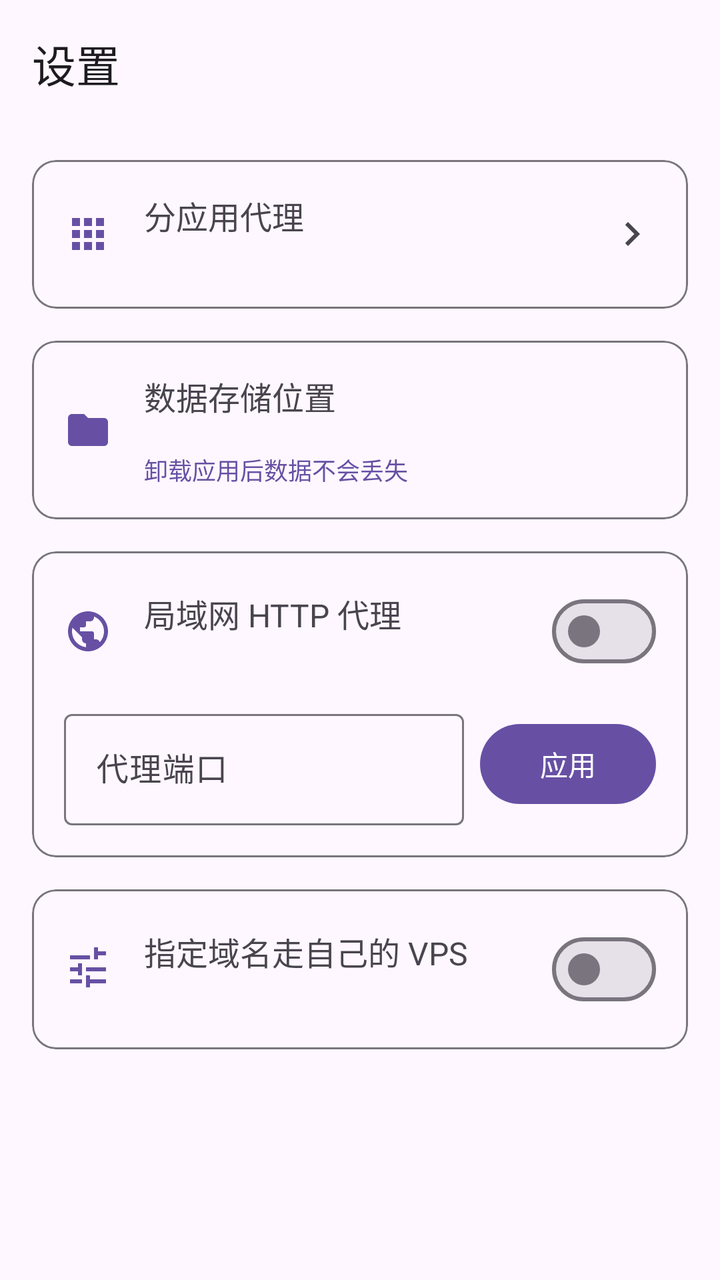
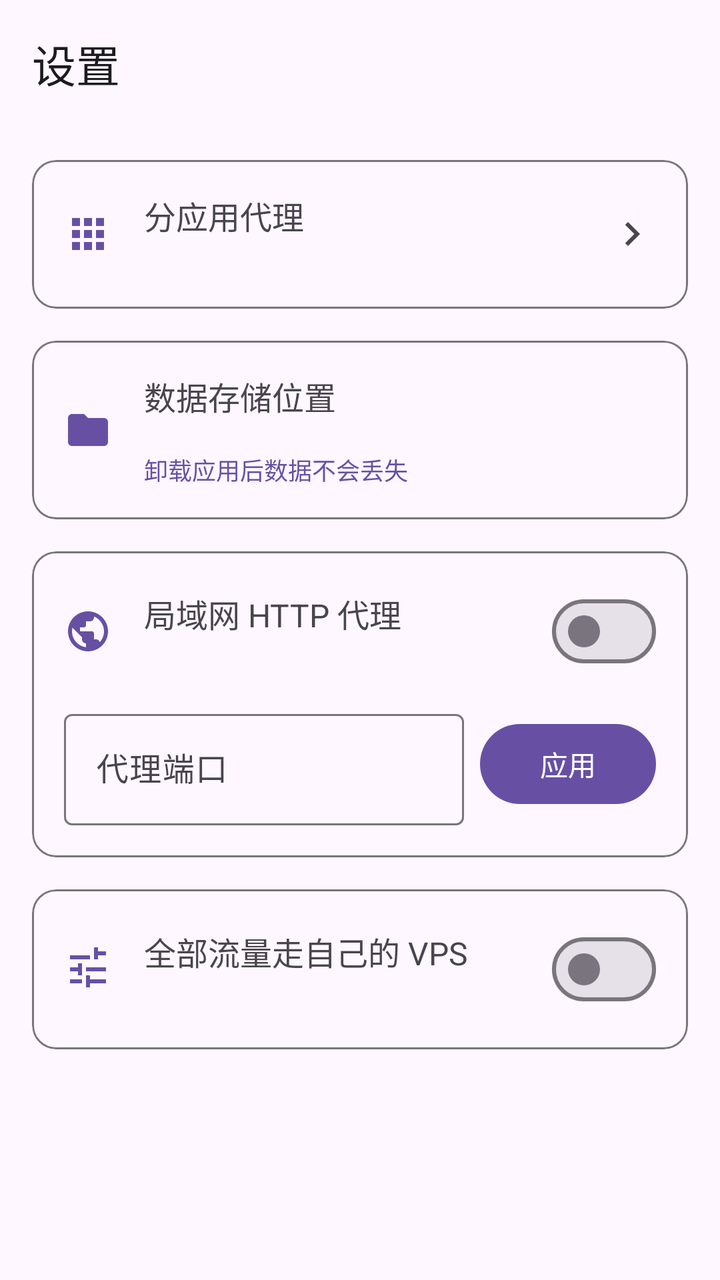

Before-and-after screenshots of an Android layout around one commit, followed by the original layout XML and the change that was made.
<!-- AndroidManifest.xml: application theme Theme.ClashMetaView -->
<!-- res/layout/fragment_settings.xml -->
<?xml version="1.0" encoding="utf-8"?>
<LinearLayout xmlns:android="http://schemas.android.com/apk/res/android"
    xmlns:app="http://schemas.android.com/apk/res-auto"
    android:layout_width="match_parent"
    android:layout_height="match_parent"
    android:orientation="vertical">

    <com.google.android.material.appbar.AppBarLayout
        android:layout_width="match_parent"
        android:layout_height="wrap_content">

        <com.google.android.material.appbar.MaterialToolbar
            android:id="@+id/toolbar"
            android:layout_width="match_parent"
            android:layout_height="?attr/actionBarSize"
            app:title="设置" />
    </com.google.android.material.appbar.AppBarLayout>

    
    <ScrollView
        android:layout_width="match_parent"
        android:layout_height="match_parent"
        android:fillViewport="true">

    <LinearLayout
        android:layout_width="match_parent"
        android:layout_height="wrap_content"
        android:orientation="vertical"
        android:padding="16dp">

        
        <com.google.android.material.card.MaterialCardView
            android:id="@+id/card_apps"
            android:layout_width="match_parent"
            android:layout_height="wrap_content"
            android:clickable="true"
            android:focusable="true"
            app:cardElevation="0dp"
            app:strokeWidth="1dp"
            app:strokeColor="?attr/colorOutline">

            <LinearLayout
                android:layout_width="match_parent"
                android:layout_height="wrap_content"
                android:gravity="center_vertical"
                android:orientation="horizontal"
                android:padding="16dp">

                <ImageView
                    android:layout_width="24dp"
                    android:layout_height="24dp"
                    android:src="@drawable/ic_apps"
                    app:tint="?attr/colorPrimary"
                    android:contentDescription="@null" />

                <LinearLayout
                    android:layout_width="0dp"
                    android:layout_height="wrap_content"
                    android:layout_marginStart="16dp"
                    android:layout_weight="1"
                    android:orientation="vertical">

                    <TextView
                        android:layout_width="wrap_content"
                        android:layout_height="wrap_content"
                        android:text="分应用代理"
                        android:textSize="16sp" />

                    <TextView
                        android:id="@+id/text_app_proxy_info"
                        android:layout_width="wrap_content"
                        android:layout_height="wrap_content"
                        android:textColor="?android:attr/textColorSecondary"
                        android:textSize="14sp" />
                </LinearLayout>

                <ImageView
                    android:layout_width="24dp"
                    android:layout_height="24dp"
                    android:src="@drawable/ic_chevron_right"
                    app:tint="?android:attr/textColorSecondary"
                    android:contentDescription="@null" />
            </LinearLayout>
        </com.google.android.material.card.MaterialCardView>

        
        <com.google.android.material.card.MaterialCardView
            android:layout_width="match_parent"
            android:layout_height="wrap_content"
            android:layout_marginTop="16dp"
            app:cardElevation="0dp"
            app:strokeWidth="1dp"
            app:strokeColor="?attr/colorOutline">

            <LinearLayout
                android:layout_width="match_parent"
                android:layout_height="wrap_content"
                android:gravity="center_vertical"
                android:orientation="horizontal"
                android:padding="16dp">

                <ImageView
                    android:layout_width="24dp"
                    android:layout_height="24dp"
                    android:src="@drawable/ic_folder"
                    app:tint="?attr/colorPrimary"
                    android:contentDescription="@null" />

                <LinearLayout
                    android:layout_width="0dp"
                    android:layout_height="wrap_content"
                    android:layout_marginStart="16dp"
                    android:layout_weight="1"
                    android:orientation="vertical">

                    <TextView
                        android:layout_width="wrap_content"
                        android:layout_height="wrap_content"
                        android:text="数据存储位置"
                        android:textSize="16sp" />

                    <TextView
                        android:id="@+id/text_data_path"
                        android:layout_width="wrap_content"
                        android:layout_height="wrap_content"
                        android:textColor="?android:attr/textColorSecondary"
                        android:textSize="12sp" />

                    <TextView
                        android:layout_width="wrap_content"
                        android:layout_height="wrap_content"
                        android:text="卸载应用后数据不会丢失"
                        android:textColor="?attr/colorPrimary"
                        android:textSize="12sp" />
                </LinearLayout>
            </LinearLayout>
        </com.google.android.material.card.MaterialCardView>

        
        <com.google.android.material.card.MaterialCardView
            android:layout_width="match_parent"
            android:layout_height="wrap_content"
            android:layout_marginTop="16dp"
            app:cardElevation="0dp"
            app:strokeWidth="1dp"
            app:strokeColor="?attr/colorOutline">

            <LinearLayout
                android:layout_width="match_parent"
                android:layout_height="wrap_content"
                android:orientation="vertical"
                android:padding="16dp">

                <LinearLayout
                    android:layout_width="match_parent"
                    android:layout_height="wrap_content"
                    android:gravity="center_vertical"
                    android:orientation="horizontal">

                    <ImageView
                        android:layout_width="24dp"
                        android:layout_height="24dp"
                        android:src="@drawable/ic_public"
                        app:tint="?attr/colorPrimary"
                        android:contentDescription="@null" />

                    <LinearLayout
                        android:layout_width="0dp"
                        android:layout_height="wrap_content"
                        android:layout_marginStart="16dp"
                        android:layout_weight="1"
                        android:orientation="vertical">

                        <TextView
                            android:layout_width="wrap_content"
                            android:layout_height="wrap_content"
                            android:text="局域网 HTTP 代理"
                            android:textSize="16sp" />

                        <TextView
                            android:id="@+id/text_lan_status"
                            android:layout_width="match_parent"
                            android:layout_height="wrap_content"
                            android:textColor="?android:attr/textColorSecondary"
                            android:textSize="13sp" />
                    </LinearLayout>

                    <com.google.android.material.materialswitch.MaterialSwitch
                        android:id="@+id/switch_lan"
                        android:layout_width="wrap_content"
                        android:layout_height="wrap_content" />
                </LinearLayout>

                
                <LinearLayout
                    android:layout_width="match_parent"
                    android:layout_height="wrap_content"
                    android:layout_marginTop="12dp"
                    android:gravity="center_vertical"
                    android:orientation="horizontal">

                    <com.google.android.material.textfield.TextInputLayout
                        android:id="@+id/layout_port"
                        style="@style/Widget.Material3.TextInputLayout.OutlinedBox"
                        android:layout_width="0dp"
                        android:layout_height="wrap_content"
                        android:layout_weight="1"
                        android:hint="代理端口">

                        <com.google.android.material.textfield.TextInputEditText
                            android:id="@+id/edit_port"
                            android:layout_width="match_parent"
                            android:layout_height="wrap_content"
                            android:inputType="number"
                            android:maxLength="5"
                            android:maxLines="1" />
                    </com.google.android.material.textfield.TextInputLayout>

                    <com.google.android.material.button.MaterialButton
                        android:id="@+id/btn_apply_port"
                        android:layout_width="wrap_content"
                        android:layout_height="wrap_content"
                        android:layout_marginStart="8dp"
                        android:text="应用" />
                </LinearLayout>
            </LinearLayout>
        </com.google.android.material.card.MaterialCardView>

        
        <com.google.android.material.card.MaterialCardView
            android:layout_width="match_parent"
            android:layout_height="wrap_content"
            android:layout_marginTop="16dp"
            app:cardElevation="0dp"
            app:strokeWidth="1dp"
            app:strokeColor="?attr/colorOutline">

            <LinearLayout
                android:layout_width="match_parent"
                android:layout_height="wrap_content"
                android:orientation="vertical"
                android:padding="16dp">

                <LinearLayout
                    android:layout_width="match_parent"
                    android:layout_height="wrap_content"
                    android:gravity="center_vertical"
                    android:orientation="horizontal">

                    <ImageView
                        android:layout_width="24dp"
                        android:layout_height="24dp"
                        android:src="@drawable/ic_tune"
                        app:tint="?attr/colorPrimary"
                        android:contentDescription="@null" />

                    <LinearLayout
                        android:layout_width="0dp"
                        android:layout_height="wrap_content"
                        android:layout_marginStart="16dp"
                        android:layout_weight="1"
                        android:orientation="vertical">

                        <TextView
                            android:layout_width="wrap_content"
                            android:layout_height="wrap_content"
                            android:text="指定域名走自己的 VPS"
                            android:textSize="16sp" />

                        <TextView
                            android:id="@+id/text_chain_status"
                            android:layout_width="match_parent"
                            android:layout_height="wrap_content"
                            android:textColor="?android:attr/textColorSecondary"
                            android:textSize="13sp" />
                    </LinearLayout>

                    <com.google.android.material.materialswitch.MaterialSwitch
                        android:id="@+id/switch_chain"
                        android:layout_width="wrap_content"
                        android:layout_height="wrap_content" />
                </LinearLayout>

                <LinearLayout
                    android:id="@+id/layout_chain_detail"
                    android:layout_width="match_parent"
                    android:layout_height="wrap_content"
                    android:orientation="vertical"
                    android:visibility="gone">

                    <com.google.android.material.textfield.TextInputLayout
                        android:id="@+id/layout_chain_exit"
                        style="@style/Widget.Material3.TextInputLayout.OutlinedBox.ExposedDropdownMenu"
                        android:layout_width="match_parent"
                        android:layout_height="wrap_content"
                        android:layout_marginTop="16dp"
                        android:hint="出口节点（你的 VPS）">

                        <com.google.android.material.textfield.MaterialAutoCompleteTextView
                            android:id="@+id/dropdown_chain_exit"
                            android:layout_width="match_parent"
                            android:layout_height="wrap_content"
                            android:inputType="none"
                            android:maxLines="1" />
                    </com.google.android.material.textfield.TextInputLayout>

                    <com.google.android.material.textfield.TextInputLayout
                        android:id="@+id/layout_chain_dialer"
                        style="@style/Widget.Material3.TextInputLayout.OutlinedBox.ExposedDropdownMenu"
                        android:layout_width="match_parent"
                        android:layout_height="wrap_content"
                        android:layout_marginTop="12dp"
                        android:hint="前置跳（机场代理组）">

                        <com.google.android.material.textfield.MaterialAutoCompleteTextView
                            android:id="@+id/dropdown_chain_dialer"
                            android:layout_width="match_parent"
                            android:layout_height="wrap_content"
                            android:inputType="none"
                            android:maxLines="1" />
                    </com.google.android.material.textfield.TextInputLayout>

                    <TextView
                        android:layout_width="match_parent"
                        android:layout_height="wrap_content"
                        android:layout_marginTop="4dp"
                        android:text="选「组」而不是具体节点：节点被封时组会自动换，链路不会断。手机能直连 VPS 就选「不使用」，单跳更快。"
                        android:textColor="?android:attr/textColorSecondary"
                        android:textSize="12sp" />

                    <com.google.android.material.textfield.TextInputLayout
                        android:id="@+id/layout_chain_domains"
                        style="@style/Widget.Material3.TextInputLayout.OutlinedBox"
                        android:layout_width="match_parent"
                        android:layout_height="wrap_content"
                        android:layout_marginTop="12dp"
                        android:hint="域名（一行一个）">

                        <com.google.android.material.textfield.TextInputEditText
                            android:id="@+id/edit_chain_domains"
                            android:layout_width="match_parent"
                            android:layout_height="wrap_content"
                            android:gravity="top"
                            android:inputType="textMultiLine|textNoSuggestions"
                            android:minLines="3" />
                    </com.google.android.material.textfield.TextInputLayout>

                    <TextView
                        android:layout_width="match_parent"
                        android:layout_height="wrap_content"
                        android:layout_marginTop="4dp"
                        android:text="写 missav.ws 是后缀匹配（含所有子域名）；写 keyword:surrit 是关键词匹配，适合一堆换着来的 CDN 域名。只填主域名通常没用——视频在独立的 CDN 域名上，开着 VPN 播一段，去连接列表里找流量最大的那条。"
                        android:textColor="?android:attr/textColorSecondary"
                        android:textSize="12sp" />

                    <com.google.android.material.button.MaterialButton
                        android:id="@+id/btn_chain_save"
                        android:layout_width="wrap_content"
                        android:layout_height="wrap_content"
                        android:layout_gravity="end"
                        android:layout_marginTop="8dp"
                        android:text="保存" />
                </LinearLayout>
            </LinearLayout>
        </com.google.android.material.card.MaterialCardView>

    </LinearLayout>

    </ScrollView>

</LinearLayout>
<!-- resources referenced by this layout -->
<resources>
  <!-- drawable ic_apps (drawable) -->
  <vector xmlns:android="http://schemas.android.com/apk/res/android"
      android:width="24dp" android:height="24dp"
      android:viewportWidth="24" android:viewportHeight="24"
      android:tint="?attr/colorControlNormal">
      <path android:fillColor="@android:color/white"
          android:pathData="M4,8h4V4H4v4zM10,20h4v-4h-4v4zM4,20h4v-4H4v4zM4,14h4v-4H4v4zM10,14h4v-4h-4v4zM16,4v4h4V4h-4zM10,8h4V4h-4v4zM16,14h4v-4h-4v4zM16,20h4v-4h-4v4z"/>
  </vector>
  <!-- drawable ic_chevron_right (drawable) -->
  <vector xmlns:android="http://schemas.android.com/apk/res/android"
      android:width="24dp" android:height="24dp"
      android:viewportWidth="24" android:viewportHeight="24"
      android:tint="?attr/colorControlNormal">
      <path android:fillColor="@android:color/white"
          android:pathData="M10,6L8.59,7.41 13.17,12l-4.58,4.59L10,18l6,-6z"/>
  </vector>
  <!-- drawable ic_folder (drawable) -->
  <vector xmlns:android="http://schemas.android.com/apk/res/android"
      android:width="24dp" android:height="24dp"
      android:viewportWidth="24" android:viewportHeight="24"
      android:tint="?attr/colorControlNormal">
      <path android:fillColor="@android:color/white"
          android:pathData="M10,4L4,4c-1.1,0 -1.99,0.9 -1.99,2L2,18c0,1.1 0.9,2 2,2h16c1.1,0 2,-0.9 2,-2L22,8c0,-1.1 -0.9,-2 -2,-2h-8l-2,-2z"/>
  </vector>
  <!-- drawable ic_public (drawable) -->
  <vector xmlns:android="http://schemas.android.com/apk/res/android"
      android:width="24dp" android:height="24dp"
      android:viewportWidth="24" android:viewportHeight="24"
      android:tint="?attr/colorControlNormal">
      <path android:fillColor="@android:color/white"
          android:pathData="M12,2C6.48,2 2,6.48 2,12s4.48,10 10,10 10,-4.48 10,-10S17.52,2 12,2zM11,19.93c-3.95,-0.49 -7,-3.85 -7,-7.93 0,-0.62 0.08,-1.21 0.21,-1.79L9,15v1c0,1.1 0.9,2 2,2v1.93zM17.9,17.39c-0.26,-0.81 -1,-1.39 -1.9,-1.39h-1v-3c0,-0.55 -0.45,-1 -1,-1L8,12v-2h2c0.55,0 1,-0.45 1,-1L11,7h2c1.1,0 2,-0.9 2,-2v-0.41c2.93,1.19 5,4.06 5,7.41 0,2.08 -0.8,3.97 -2.1,5.39z"/>
  </vector>
  <!-- drawable ic_tune (drawable) -->
  <vector xmlns:android="http://schemas.android.com/apk/res/android"
      android:width="24dp" android:height="24dp"
      android:viewportWidth="24" android:viewportHeight="24"
      android:tint="?attr/colorControlNormal">
      <path android:fillColor="@android:color/white"
          android:pathData="M3,17v2h6v-2L3,17zM3,5v2h10L13,5L3,5zM13,21v-2h8v-2h-8v-2h-2v6h2zM7,9v2L3,11v2h4v2h2L9,9L7,9zM21,13v-2L11,11v2h10zM15,7h2L17,5h4L21,3h-4L17,1h-2v6z"/>
  </vector>
  <style name="Theme.ClashMetaView" parent="Theme.Material3.DayNight.NoActionBar">
          <item name="colorPrimary">@color/md_primary</item>
          <item name="colorOnPrimary">@color/md_on_primary</item>
          <item name="colorPrimaryContainer">@color/md_primary_container</item>
          <item name="colorOnPrimaryContainer">@color/md_on_primary_container</item>
          <item name="android:statusBarColor">?attr/colorSurface</item>
          <item name="android:windowLightStatusBar" tools:targetApi="m">true</item>
          <item name="android:navigationBarColor">@android:color/transparent</item>
      </style>
  <color name="md_primary">#6750A4</color>
  <color name="md_on_primary">#FFFFFF</color>
  <color name="md_primary_container">#EADDFF</color>
  <color name="md_on_primary_container">#21005D</color>
</resources>

<!-- the commit's change to res/layout/fragment_settings.xml (unified diff, before → after) -->
@@ -264,7 +264,7 @@
                         <TextView
                             android:layout_width="wrap_content"
                             android:layout_height="wrap_content"
-                            android:text="指定域名走自己的 VPS"
+                            android:text="全部流量走自己的 VPS"
                             android:textSize="16sp" />
 
                         <TextView
@@ -328,28 +328,11 @@
                         android:textColor="?android:attr/textColorSecondary"
                         android:textSize="12sp" />
 
-                    <com.google.android.material.textfield.TextInputLayout
-                        android:id="@+id/layout_chain_domains"
-                        style="@style/Widget.Material3.TextInputLayout.OutlinedBox"
+                    <TextView
                         android:layout_width="match_parent"
                         android:layout_height="wrap_content"
-                        android:layout_marginTop="12dp"
-                        android:hint="域名（一行一个）">
-
-                        <com.google.android.material.textfield.TextInputEditText
-                            android:id="@+id/edit_chain_domains"
-                            android:layout_width="match_parent"
-                            android:layout_height="wrap_content"
-                            android:gravity="top"
-                            android:inputType="textMultiLine|textNoSuggestions"
-                            android:minLines="3" />
-                    </com.google.android.material.textfield.TextInputLayout>
-
-                    <TextView
-                        android:layout_width="match_parent"
-                        android:layout_height="wrap_content"
-                        android:layout_marginTop="4dp"
-                        android:text="写 missav.ws 是后缀匹配（含所有子域名）；写 keyword:surrit 是关键词匹配，适合一堆换着来的 CDN 域名。只填主域名通常没用——视频在独立的 CDN 域名上，开着 VPN 播一段，去连接列表里找流量最大的那条。"
+                        android:layout_marginTop="8dp"
+                        android:text="开启后不再按网站区分：所有流量（局域网地址除外）都从 VPS 出去，订阅自带的分流规则一律不生效。关掉即完全恢复订阅原样。"
                         android:textColor="?android:attr/textColorSecondary"
                         android:textSize="12sp" />
 
